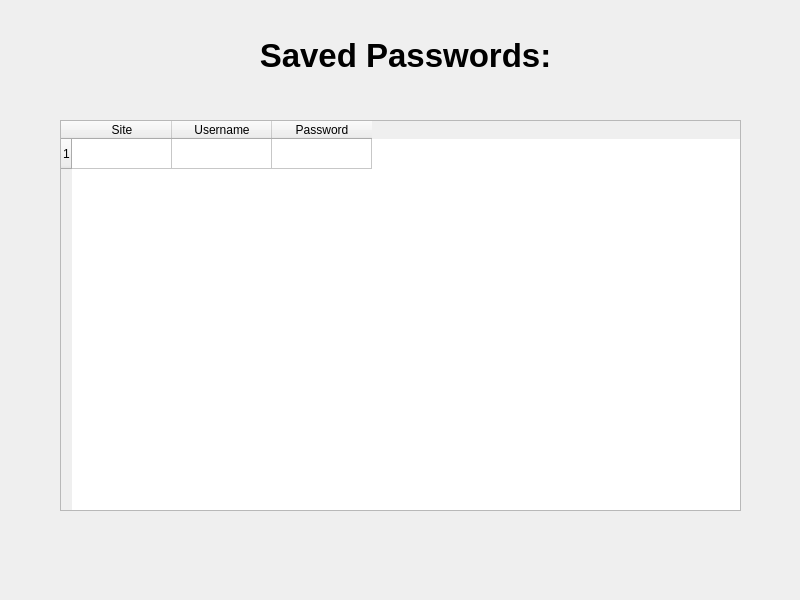
Above: savedpw.ui from utkrix/Kavach before the change. Below: the same form after it.
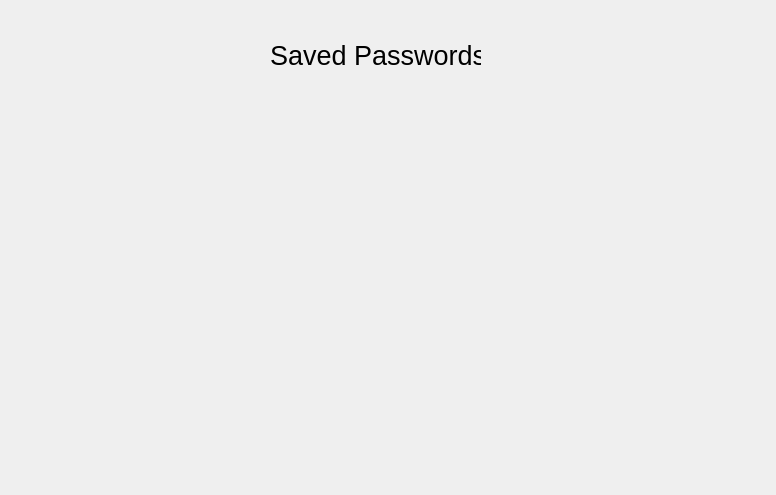
That is the form after the change.

Commit message: Decrytped password displayed with site and username

What changed in the file:
```diff
--- a/savedpw.ui
+++ b/savedpw.ui
@@ -1,74 +1,35 @@
 <?xml version="1.0" encoding="UTF-8"?>
 <ui version="4.0">
- <class>MainWindow</class>
- <widget class="QMainWindow" name="MainWindow">
+ <class>savedpw</class>
+ <widget class="QDialog" name="savedpw">
   <property name="geometry">
    <rect>
     <x>0</x>
     <y>0</y>
-    <width>800</width>
-    <height>600</height>
+    <width>776</width>
+    <height>495</height>
    </rect>
   </property>
-  <widget class="QWidget" name="centralwidget">
+  <property name="windowTitle">
+   <string>Saved Password</string>
+  </property>
    <widget class="QLabel" name="label">
     <property name="geometry">
      <rect>
-      <x>260</x>
+     <x>270</x>
       <y>30</y>
-      <width>291</width>
+     <width>211</width>
       <height>51</height>
      </rect>
     </property>
     <property name="font">
      <font>
-      <pointsize>25</pointsize>
-      <bold>true</bold>
+     <pointsize>20</pointsize>
      </font>
     </property>
     <property name="text">
-     <string>Saved Passwords:</string>
-    </property>
-    <property name="alignment">
-     <set>Qt::AlignCenter</set>
-    </property>
-   </widget>
-   <widget class="QTableWidget" name="tableWidget">
-    <property name="geometry">
-     <rect>
-      <x>60</x>
-      <y>120</y>
-      <width>681</width>
-      <height>391</height>
-     </rect>
-    </property>
-    <property name="frameShadow">
-     <enum>QFrame::Raised</enum>
-    </property>
-    <property name="gridStyle">
-     <enum>Qt::SolidLine</enum>
-    </property>
-    <row>
-     <property name="text">
-      <string>1</string>
-     </property>
-    </row>
-    <column>
-     <property name="text">
-      <string>Site</string>
-     </property>
-    </column>
-    <column>
-     <property name="text">
-      <string>Username</string>
-     </property>
-    </column>
-    <column>
-     <property name="text">
-      <string>Password</string>
-     </property>
-    </column>
-   </widget>
+    <string>Saved Passwords</string>
+   </property>
   </widget>
  </widget>
  <resources/>
```
Lines whose indentation alone changed are shown as unchanged. The commit also changes 6 other files.
